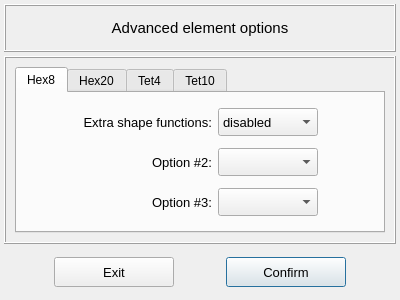
Qt form vibra/interface/data/ui_files/model/general/element_options_input.ui (MOPT-UFSC/VIBRA) before a commit.
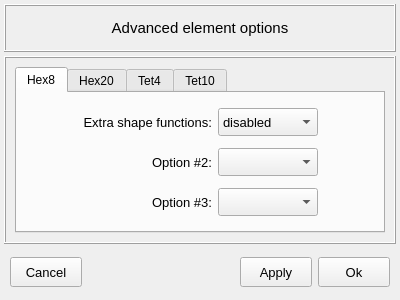
The same form after that commit.

Commit message: Standardize the element options-related ui files and classes

What changed in the file:
```diff
--- a/vibra/interface/data/ui_files/model/general/element_options_input.ui
+++ b/vibra/interface/data/ui_files/model/general/element_options_input.ui
@@ -29,6 +29,211 @@
    <property name="spacing">
     <number>4</number>
    </property>
+   <item row="2" column="0">
+    <widget class="QFrame" name="frame_buttons_2">
+     <property name="minimumSize">
+      <size>
+       <width>0</width>
+       <height>48</height>
+      </size>
+     </property>
+     <property name="maximumSize">
+      <size>
+       <width>16777215</width>
+       <height>48</height>
+      </size>
+     </property>
+     <property name="frameShape">
+      <enum>QFrame::Shape::NoFrame</enum>
+     </property>
+     <property name="frameShadow">
+      <enum>QFrame::Shadow::Raised</enum>
+     </property>
+     <layout class="QGridLayout" name="gridLayout_11">
+      <property name="leftMargin">
+       <number>6</number>
+      </property>
+      <property name="topMargin">
+       <number>0</number>
+      </property>
+      <property name="rightMargin">
+       <number>6</number>
+      </property>
+      <property name="bottomMargin">
+       <number>0</number>
+      </property>
+      <property name="verticalSpacing">
+       <number>0</number>
+      </property>
+      <item row="0" column="3">
+       <widget class="QPushButton" name="pushButton_apply_and_close">
+        <property name="minimumSize">
+         <size>
+          <width>72</width>
+          <height>30</height>
+         </size>
+        </property>
+        <property name="maximumSize">
+         <size>
+          <width>72</width>
+          <height>30</height>
+         </size>
+        </property>
+        <property name="font">
+         <font>
+          <pointsize>10</pointsize>
+          <italic>false</italic>
+          <bold>false</bold>
+         </font>
+        </property>
+        <property name="styleSheet">
+         <string notr="true"/>
+        </property>
+        <property name="text">
+         <string>Ok</string>
+        </property>
+        <property name="autoDefault">
+         <bool>false</bool>
+        </property>
+        <property name="default">
+         <bool>false</bool>
+        </property>
+        <property name="flat">
+         <bool>false</bool>
+        </property>
+       </widget>
+      </item>
+      <item row="0" column="2">
+       <widget class="QPushButton" name="pushButton_apply">
+        <property name="minimumSize">
+         <size>
+          <width>72</width>
+          <height>30</height>
+         </size>
+        </property>
+        <property name="maximumSize">
+         <size>
+          <width>72</width>
+          <height>30</height>
+         </size>
+        </property>
+        <property name="font">
+         <font>
+          <pointsize>10</pointsize>
+          <italic>false</italic>
+          <bold>false</bold>
+         </font>
+        </property>
+        <property name="styleSheet">
+         <string notr="true"/>
+        </property>
+        <property name="text">
+         <string>Apply</string>
+        </property>
+        <property name="autoDefault">
+         <bool>false</bool>
+        </property>
+        <property name="default">
+         <bool>false</bool>
+        </property>
+        <property name="flat">
+         <bool>false</bool>
+        </property>
+       </widget>
+      </item>
+      <item row="0" column="0">
+       <widget class="QPushButton" name="pushButton_cancel">
+        <property name="minimumSize">
+         <size>
+          <width>72</width>
+          <height>30</height>
+         </size>
+        </property>
+        <property name="maximumSize">
+         <size>
+          <width>72</width>
+          <height>30</height>
+         </size>
+        </property>
+        <property name="font">
+         <font>
+          <pointsize>10</pointsize>
+          <italic>false</italic>
+          <bold>false</bold>
+         </font>
+        </property>
+        <property name="styleSheet">
+         <string notr="true"/>
+        </property>
+        <property name="text">
+         <string>Cancel</string>
+        </property>
+        <property name="autoDefault">
+         <bool>false</bool>
+        </property>
+        <property name="default">
+         <bool>false</bool>
+        </property>
+        <property name="flat">
+         <bool>false</bool>
+        </property>
+       </widget>
+      </item>
+      <item row="0" column="1">
+       <spacer name="horizontalSpacer_17">
+        <property name="orientation">
+         <enum>Qt::Orientation::Horizontal</enum>
+        </property>
+        <property name="sizeHint" stdset="0">
+         <size>
+          <width>40</width>
+          <height>20</height>
+         </size>
+        </property>
+       </spacer>
+      </item>
+     </layout>
+    </widget>
+   </item>
+   <item row="0" column="0">
+    <widget class="QFrame" name="frame_title">
+     <property name="minimumSize">
+      <size>
+       <width>0</width>
+       <height>48</height>
+      </size>
+     </property>
+     <property name="maximumSize">
+      <size>
+       <width>16777215</width>
+       <height>48</height>
+      </size>
+     </property>
+     <property name="frameShape">
+      <enum>QFrame::Shape::Box</enum>
+     </property>
+     <property name="frameShadow">
+      <enum>QFrame::Shadow::Raised</enum>
+     </property>
+     <layout class="QGridLayout" name="gridLayout_3">
+      <item row="0" column="0">
+       <widget class="QLabel" name="label">
+        <property name="font">
+         <font>
+          <pointsize>11</pointsize>
+         </font>
+        </property>
+        <property name="text">
+         <string>Advanced element options</string>
+        </property>
+        <property name="alignment">
+         <set>Qt::AlignmentFlag::AlignCenter</set>
+        </property>
+       </widget>
+      </item>
+     </layout>
+    </widget>
+   </item>
    <item row="1" column="0">
     <widget class="QFrame" name="frame">
      <property name="frameShape">
@@ -250,141 +455,6 @@
      </layout>
     </widget>
    </item>
-   <item row="0" column="0">
-    <widget class="QFrame" name="frame_title">
-     <property name="minimumSize">
-      <size>
-       <width>0</width>
-       <height>48</height>
-      </size>
-     </property>
-     <property name="maximumSize">
-      <size>
-       <width>16777215</width>
-       <height>48</height>
-      </size>
-     </property>
-     <property name="frameShape">
-      <enum>QFrame::Box</enum>
-     </property>
-     <property name="frameShadow">
-      <enum>QFrame::Raised</enum>
-     </property>
-     <layout class="QGridLayout" name="gridLayout_3">
-      <item row="0" column="0">
-       <widget class="QLabel" name="label">
-        <property name="font">
-         <font>
-          <pointsize>11</pointsize>
-         </font>
-        </property>
-        <property name="text">
-         <string>Advanced element options</string>
-        </property>
-        <property name="alignment">
-         <set>Qt::AlignCenter</set>
-        </property>
-       </widget>
-      </item>
-     </layout>
-    </widget>
-   </item>
-   <item row="2" column="0">
-    <widget class="QFrame" name="frame_buttons">
-     <property name="minimumSize">
-      <size>
-       <width>0</width>
-       <height>48</height>
-      </size>
-     </property>
-     <property name="maximumSize">
-      <size>
-       <width>16777215</width>
-       <height>48</height>
-      </size>
-     </property>
-     <property name="frameShape">
-      <enum>QFrame::NoFrame</enum>
-     </property>
-     <property name="frameShadow">
-      <enum>QFrame::Raised</enum>
-     </property>
-     <layout class="QGridLayout" name="gridLayout_5">
-      <property name="leftMargin">
-       <number>4</number>
-      </property>
-      <property name="topMargin">
-       <number>4</number>
-      </property>
-      <property name="rightMargin">
-       <number>4</number>
-      </property>
-      <property name="bottomMargin">
-       <number>4</number>
-      </property>
-      <item row="0" column="0">
-       <widget class="QPushButton" name="pushButton_exit">
-        <property name="minimumSize">
-         <size>
-          <width>120</width>
-          <height>30</height>
-         </size>
-        </property>
-        <property name="maximumSize">
-         <size>
-          <width>120</width>
-          <height>30</height>
-         </size>
-        </property>
-        <property name="font">
-         <font>
-          <pointsize>10</pointsize>
-         </font>
-        </property>
-        <property name="text">
-         <string>Exit</string>
-        </property>
-        <property name="autoDefault">
-         <bool>false</bool>
-        </property>
-        <property name="default">
-         <bool>false</bool>
-        </property>
-       </widget>
-      </item>
-      <item row="0" column="1">
-       <widget class="QPushButton" name="pushButton_confirm">
-        <property name="minimumSize">
-         <size>
-          <width>120</width>
-          <height>30</height>
-         </size>
-        </property>
-        <property name="maximumSize">
-         <size>
-          <width>120</width>
-          <height>30</height>
-         </size>
-        </property>
-        <property name="font">
-         <font>
-          <pointsize>10</pointsize>
-         </font>
-        </property>
-        <property name="text">
-         <string>Confirm</string>
-        </property>
-        <property name="autoDefault">
-         <bool>true</bool>
-        </property>
-        <property name="default">
-         <bool>false</bool>
-        </property>
-       </widget>
-      </item>
-     </layout>
-    </widget>
-   </item>
   </layout>
  </widget>
  <resources/>
```
Left out of the diff: 14 changed lines with no effect on the pictures. The commit also changes 2 other files.
